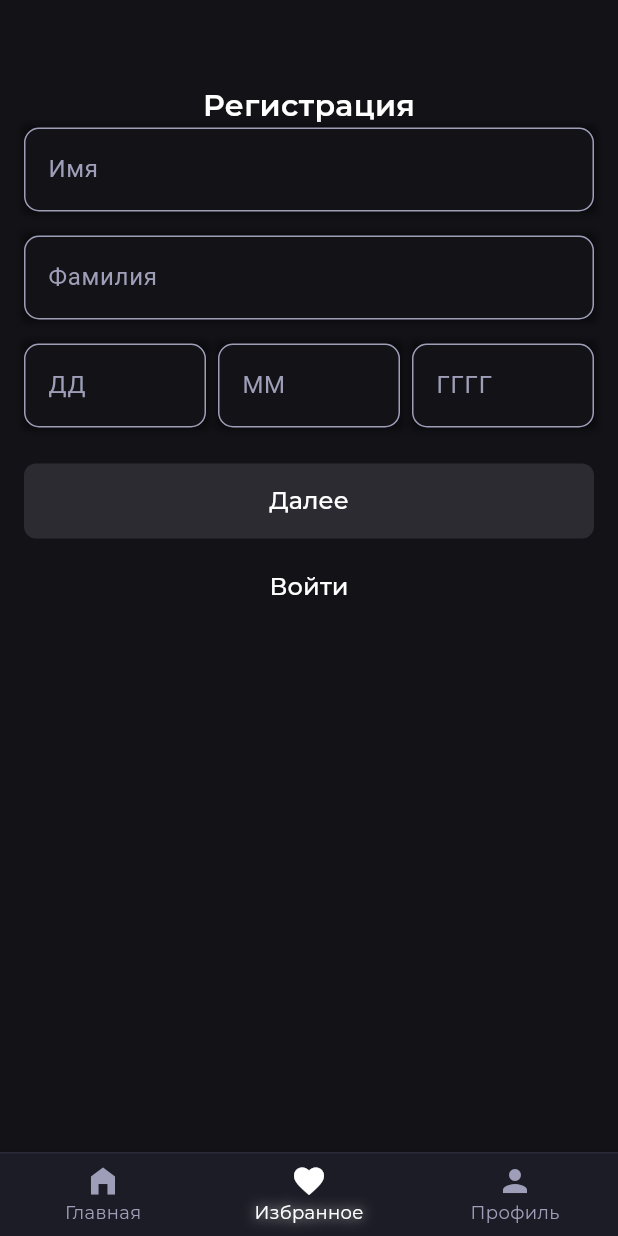
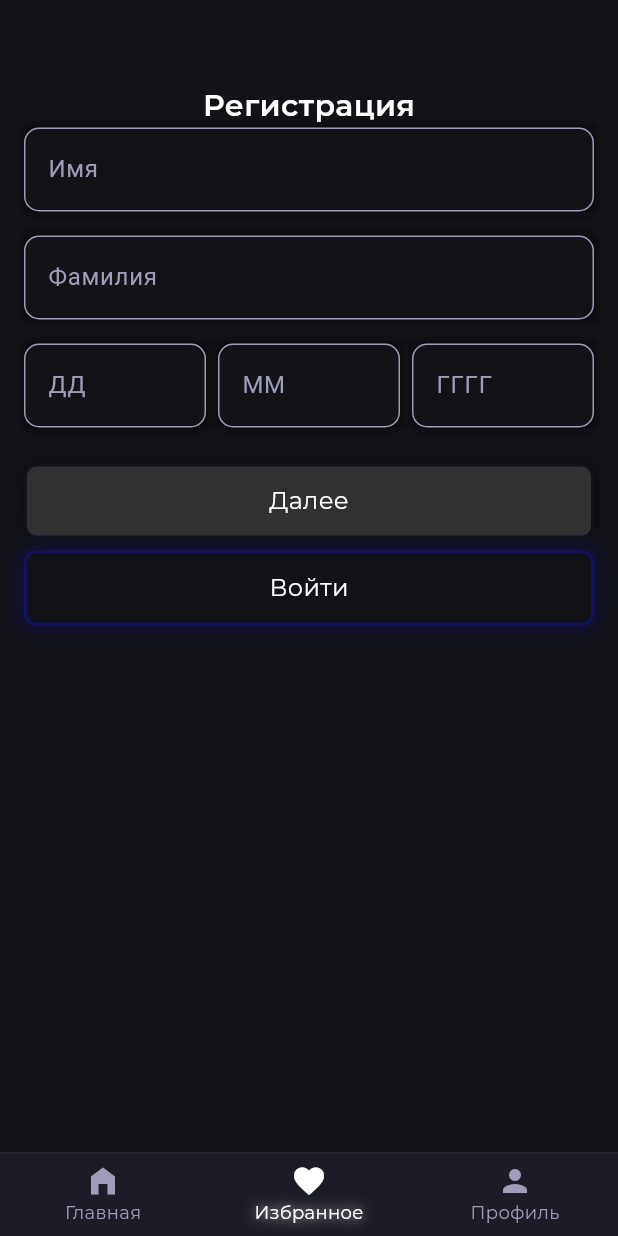
Before and after one commit to CeviCeve/my_band, a Flutter app: the screen it shows after launch, item 2 of the bottom bar chosen, on a phone screen of 412 x 824 dp. Run offline on Flutter 3.47's test engine with Material 3 defaults, Android fonts, the phone set to English and light mode, and no system bars; our stand-ins replace google_fonts, isar; accounts and stored records are empty; generated files the repository leaves out were written again.

Commit message:
fix: button state in reg_1

```diff
--- a/lib/servise/date_validator.dart
+++ b/lib/servise/date_validator.dart
@@ -33,11 +33,6 @@ class DateValidator extends TextInputFormatter {
       return oldValue; // Если значение вне диапазона, возвращаем старое значение
     }
 
-    // Ограничиваем длину (например, до 2 символов для чисел до 99)
-    if (newValue.text.length > 2) {
-      return oldValue; // Если больше 2 символов, возвращаем старое значение
-    }
-
     return newValue; // Если всё в порядке, разрешаем новое значение
   }
 }
--- a/lib/ui/activity/registration_screen.dart
+++ b/lib/ui/activity/registration_screen.dart
@@ -1,6 +1,7 @@
 import 'package:flutter/material.dart';
 import 'package:google_fonts/google_fonts.dart';
 import 'package:my_band/servise/date_validator.dart';
+import 'package:my_band/ui/element/custom_blue_button.dart';
 import 'package:my_band/ui/element/custom_textfield.dart';
 
 class RegistrationScreen extends StatefulWidget {
@@ -140,8 +141,21 @@ class _RegistrationScreenState extends State<RegistrationScreen> {
           ],
         ),
         const SizedBox(height: 24),
-        // Кнопка "Далее"
-        ElevatedButton(
+
+        CustomBlueButton(
+          text: "Далее",
+          backgroundColor:
+              _isFirstStepValid
+                  ? Color.fromARGB(255, 21, 21, 185)
+                  : const Color.fromARGB(255, 49, 49, 49),
+          borderColor:
+              _isFirstStepValid
+                  ? Color.fromARGB(255, 21, 21, 185)
+                  : Color.fromARGB(255, 18, 18, 23),
+          shadow:
+              _isFirstStepValid
+                  ? Color.fromARGB(255, 21, 21, 185)
+                  : Colors.transparent,
           onPressed:
               _isFirstStepValid
                   ? () {
@@ -150,26 +164,14 @@ class _RegistrationScreenState extends State<RegistrationScreen> {
                     });
                   }
                   : null,
-          style: ElevatedButton.styleFrom(
-            backgroundColor: _isFirstStepValid ? Colors.blue : Colors.grey,
-            minimumSize: const Size(double.infinity, 50),
-            shape: RoundedRectangleBorder(
-              borderRadius: BorderRadius.circular(8),
-            ),
-          ),
-          child: Text(
-            "Далее",
-            style: GoogleFonts.montserrat(color: Colors.white, fontSize: 16),
-          ),
         ),
         const SizedBox(height: 8),
         // Кнопка "Войти"
-        TextButton(
-          onPressed: () {},
-          child: Text(
-            "Войти",
-            style: GoogleFonts.montserrat(color: Colors.white, fontSize: 16),
-          ),
+        CustomBlueButton(
+          text: "Войти",
+          backgroundColor: const Color.fromARGB(255, 18, 18, 23),
+          borderColor: Color.fromARGB(112, 21, 21, 185),
+          shadow: Color.fromARGB(255, 21, 21, 185),
         ),
       ],
     );
--- /dev/null
+++ b/lib/ui/element/custom_blue_button.dart
@@ -0,0 +1,68 @@
+import 'package:flutter/material.dart';
+import 'package:google_fonts/google_fonts.dart';
+
+class CustomBlueButton extends StatelessWidget {
+  final String text;
+  final Color? backgroundColor;
+  final Color? borderColor;
+  final Color? shadow;
+  final VoidCallback? onPressed;
+  final double? width;
+  final double? height;
+  final double? borderRadius;
+  final TextStyle? textStyle;
+
+  const CustomBlueButton({
+    super.key,
+    required this.text,
+    this.backgroundColor,
+    this.borderColor,
+    this.onPressed,
+    this.width,
+    this.height,
+    this.borderRadius,
+    this.textStyle,
+    this.shadow,
+  });
+
+  @override
+  Widget build(BuildContext context) {
+    return Container(
+      width: width ?? double.infinity,
+      height: height ?? 50,
+      decoration: BoxDecoration(
+        color: backgroundColor,
+        border: Border.all(
+          width: 2,
+          color: borderColor ?? const Color.fromARGB(255, 45, 33, 153),
+        ),
+        borderRadius: BorderRadius.circular(borderRadius ?? 8),
+        boxShadow: [
+          BoxShadow(
+            color: shadow?.withAlpha(75) ?? const Color.fromARGB(0, 0, 0, 0),
+            blurRadius: 10,
+            spreadRadius: 2,
+            //offset: const Offset(0, 4),
+          ),
+        ],
+      ),
+      child: Material(
+        color: Colors.transparent,
+        child: InkWell(
+          borderRadius: BorderRadius.circular(borderRadius ?? 6),
+          onTap: () => onPressed?.call(),
+          splashColor: borderColor?.withAlpha(75),
+          hoverColor: borderColor?.withAlpha(75),
+          child: Center(
+            child: Text(
+              text,
+              style:
+                  textStyle ??
+                  GoogleFonts.montserrat(color: Colors.white, fontSize: 16),
+            ),
+          ),
+        ),
+      ),
+    );
+  }
+}
--- a/lib/ui/element/custom_textfield.dart
+++ b/lib/ui/element/custom_textfield.dart
@@ -63,7 +63,7 @@ class _CustomTextFieldState extends State<CustomTextField> {
         setState(() {
           _hasError =
               widget.controller.text.isEmpty ||
-              widget.controller.text.length > 15;
+              widget.controller.text.length > 20;
         });
       }
     });
@@ -116,7 +116,7 @@ class _CustomTextFieldState extends State<CustomTextField> {
     final List<TextInputFormatter> formatters = [];
 
     formatters.add(FilteringTextInputFormatter.deny(RegExp(r'\s')));
-    formatters.add(widget.formatter ?? FilteringTextInputFormatter.deny(""));
+    formatters.add(widget.formatter ?? (FilteringTextInputFormatter.deny("")));
     if (widget.isNumeric) {
       formatters.add(FilteringTextInputFormatter.digitsOnly);
     }
@@ -149,7 +149,9 @@ class _CustomTextFieldState extends State<CustomTextField> {
           labelStyle: TextStyle(
             color:
                 (_hasError && _isFocused)
-                    ? Colors.red
+                    ? Colors.redAccent
+                    : _isFocused
+                    ? _getCurrentBorderColor()
                     : Color.fromARGB(255, 158, 158, 184),
           ),
 
```
